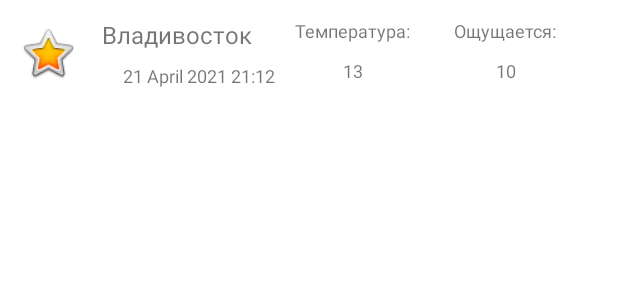
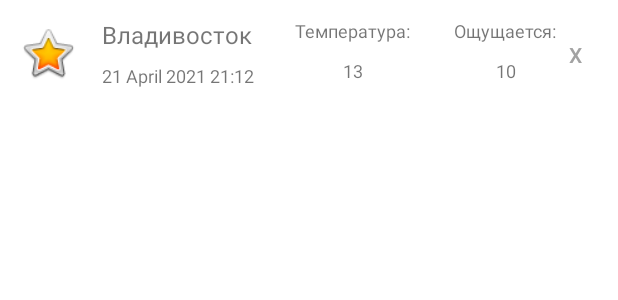
Before and after one commit to Metgalos/WeatherApp, an Android app: the layout weather_row.xml on its own in the app's theme, with its tools: preview values and no code run, on a phone screen of 412 x 824 dp. Shown: the top 300 px of the screen. Run offline under Robolectric (Android 15) with nearby library versions, the phone set to English and light mode, and no system bars; network calls fail.

Commit message:
Очищение списка "Истории" и удаление элементов

```diff
--- a/app/src/main/res/layout/weather_row.xml
+++ b/app/src/main/res/layout/weather_row.xml
@@ -4,6 +4,7 @@
     xmlns:tools="http://schemas.android.com/tools"
     android:layout_width="match_parent"
     android:layout_height="wrap_content"
+    android:background="#FFFFFF"
     android:padding="12dp">
 
     <ImageView
@@ -20,12 +21,12 @@
         android:layout_width="wrap_content"
         android:layout_height="wrap_content"
         android:layout_marginStart="16dp"
-        android:text="Владивосток"
         android:textSize="16sp"
         app:layout_constraintBottom_toBottomOf="parent"
         app:layout_constraintStart_toEndOf="@+id/rowIconImageView"
         app:layout_constraintTop_toTopOf="parent"
-        app:layout_constraintVertical_bias="0.0" />
+        app:layout_constraintVertical_bias="0.0"
+        tools:text="Владивосток"/>
 
     <TextView
         android:id="@+id/temperatureFeelsText"
@@ -35,7 +36,6 @@
         android:textSize="12sp"
         app:layout_constraintBottom_toBottomOf="@+id/temperatureText"
         app:layout_constraintEnd_toEndOf="parent"
-        app:layout_constraintHorizontal_bias="0.5"
         app:layout_constraintStart_toEndOf="@+id/temperatureText"
         app:layout_constraintTop_toTopOf="@+id/temperatureText" />
 
@@ -54,35 +54,50 @@
         android:id="@+id/temperatureValue"
         android:layout_width="wrap_content"
         android:layout_height="wrap_content"
-        android:text="13"
         android:textSize="12sp"
         app:layout_constraintBottom_toBottomOf="parent"
         app:layout_constraintEnd_toEndOf="@+id/temperatureText"
         app:layout_constraintStart_toStartOf="@+id/temperatureText"
         app:layout_constraintTop_toBottomOf="@+id/temperatureText"
-        app:layout_constraintVertical_bias="0.75" />
+        app:layout_constraintVertical_bias="0.75"
+        tools:text="13"/>
 
     <TextView
         android:id="@+id/temperatureFeelsValue"
         android:layout_width="wrap_content"
         android:layout_height="wrap_content"
-        android:text="10"
         android:textSize="12sp"
         app:layout_constraintBottom_toBottomOf="parent"
         app:layout_constraintEnd_toEndOf="@+id/temperatureFeelsText"
         app:layout_constraintStart_toStartOf="@+id/temperatureFeelsText"
         app:layout_constraintTop_toBottomOf="@+id/temperatureFeelsText"
-        app:layout_constraintVertical_bias="0.75" />
+        app:layout_constraintVertical_bias="0.75"
+        tools:text="10"/>
 
     <TextView
         android:id="@+id/datetimeText"
         android:layout_width="wrap_content"
         android:layout_height="wrap_content"
         android:layout_marginTop="8dp"
-        android:text="21 April 2021 21:12"
         android:textSize="12sp"
         app:layout_constraintBottom_toBottomOf="parent"
-        app:layout_constraintEnd_toStartOf="@+id/temperatureText"
+        app:layout_constraintEnd_toStartOf="@+id/temperatureValue"
+        app:layout_constraintHorizontal_bias="0.0"
         app:layout_constraintStart_toStartOf="@+id/rowCityName"
-        app:layout_constraintTop_toBottomOf="@+id/rowCityName" />
+        app:layout_constraintTop_toBottomOf="@+id/rowCityName"
+        tools:text="21 April 2021 21:12"/>
+
+    <Button
+        android:id="@+id/deleteItemButton"
+        style="@style/Widget.MaterialComponents.Button.TextButton"
+        android:layout_width="76dp"
+        android:layout_height="38dp"
+        android:text="@string/deleteButtonText"
+        android:textAlignment="viewStart"
+        android:textColor="@color/gray"
+        android:background="@null"
+        app:layout_constraintBottom_toBottomOf="parent"
+        app:layout_constraintStart_toEndOf="@+id/temperatureFeelsText"
+        app:layout_constraintTop_toTopOf="parent" />
+
 </androidx.constraintlayout.widget.ConstraintLayout>
--- a/app/src/main/res/values/colors.xml
+++ b/app/src/main/res/values/colors.xml
@@ -7,4 +7,5 @@
     <color name="teal_700">#FF018786</color>
     <color name="black">#FF000000</color>
     <color name="white">#FFFFFFFF</color>
+    <color name="gray">#FFA2A2A2</color>
 </resources>
--- a/app/src/main/res/values/strings.xml
+++ b/app/src/main/res/values/strings.xml
@@ -8,4 +8,6 @@
     <string name="temperature_feels">Ощущается: </string>
     <string name="weatherIconDescription">Иконка погоды</string>
     <string name="history">История</string>
+    <string name="clearHistory">Очистить историю</string>
+    <string name="deleteButtonText">X</string>
 </resources>
```
Also changed, not shown: app/src/main/java/com/example/weatherapp/domain_layer/database/dao/WeatherDao.kt (+11 -1 lines), app/src/main/java/com/example/weatherapp/domain_layer/database/repository/WeatherRepository.kt (+8 -0 lines), app/src/main/java/com/example/weatherapp/domain_layer/database/viewmodel/WeatherDatabaseViewModel.kt (+12 -0 lines), app/src/main/java/com/example/weatherapp/presentation_layer/screen/history/HistoryFragment.kt (+27 -3 lines), app/src/main/java/com/example/weatherapp/presentation_layer/screen/history/WeatherListAdapter.kt (+12 -24 lines), app/src/main/java/com/example/weatherapp/presentation_layer/screen/history/viewholder/HistoryViewHolder.kt (added, +28 -0 lines), app/src/main/java/com/example/weatherapp/presentation_layer/screen/history/viewholder/HistoryViewHolderListener.kt (added, +7 -0 lines), app/src/main/res/menu/history_menu.xml (added, +7 -0 lines).
